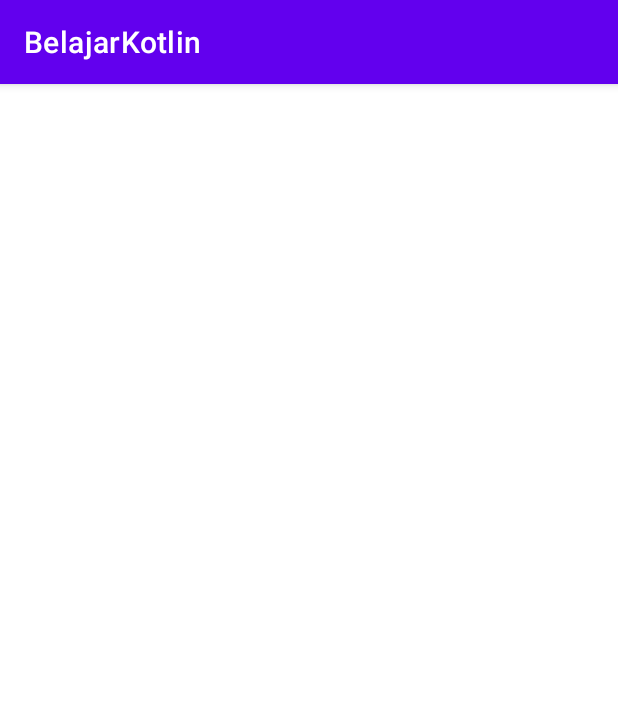
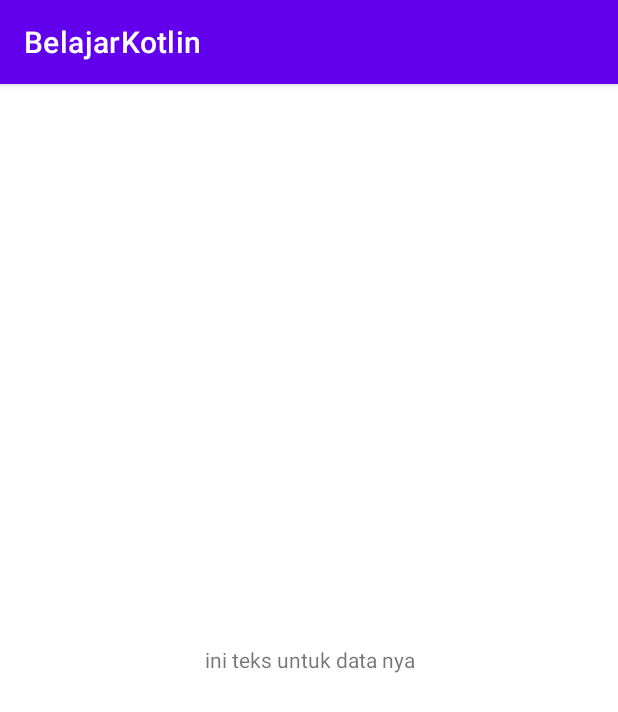
Before and after one commit to kevnrnldi/BelajarKotlinAplikasi, an Android app: the screen it shows after launch (SecondActivity), after a tap on "Masuk ke halaman 2", on a phone screen of 412 x 824 dp. Shown: the top 712 px of the screen. Run offline under Robolectric (Android 15) with nearby library versions, the phone set to English and light mode, and no system bars.

Commit message:
fragment

```diff
--- a/app/src/main/java/com/example/belajarkotlin/MainActivity.kt
+++ b/app/src/main/java/com/example/belajarkotlin/MainActivity.kt
@@ -20,7 +20,7 @@ import com.google.android.material.snackbar.Snackbar
 class MainActivity : AppCompatActivity() {
 
 
-    @SuppressLint("QueryPermissionsNeeded")
+    @SuppressLint("QueryPermissionsNeeded", "SuspiciousIndentation")
     override fun onCreate(savedInstanceState: Bundle?) {
         super.onCreate(savedInstanceState)
         enableEdgeToEdge()
--- a/app/src/main/java/com/example/belajarkotlin/SecondActivity.kt
+++ b/app/src/main/java/com/example/belajarkotlin/SecondActivity.kt
@@ -1,5 +1,6 @@
 package com.example.belajarkotlin
 
+import android.annotation.SuppressLint
 import android.os.Bundle
 import android.widget.TextView
 import android.widget.Toast
@@ -7,9 +8,16 @@ import androidx.activity.enableEdgeToEdge
 import androidx.appcompat.app.AppCompatActivity
 import androidx.core.view.ViewCompat
 import androidx.core.view.WindowInsetsCompat
+import com.example.belajarkotlin.fragment.FirstFragment
 
 class SecondActivity : AppCompatActivity() {
+
+    private var dataString : String = "ini teks untuk data nya"
+    @SuppressLint("CommitTransaction")
     override fun onCreate(savedInstanceState: Bundle?) {
+
+
+
         super.onCreate(savedInstanceState)
         enableEdgeToEdge()
         setContentView(R.layout.activity_second)
@@ -19,11 +27,18 @@ class SecondActivity : AppCompatActivity() {
             insets
         }
 
-        val ambilTeks: TextView = findViewById(R.id.teks)
-        if(intent.hasExtra("text")){
-            ambilTeks.text = intent.getStringExtra("text")
-        } else {
-            Toast.makeText( applicationContext,"Data tidak ada", Toast.LENGTH_SHORT).show()
-        }
+//        val ambilTeks: TextView = findViewById(R.id.teks)
+//        if(intent.hasExtra("text")){
+//            ambilTeks.text = intent.getStringExtra("text")
+//        } else {
+//            Toast.makeText( applicationContext,"Data tidak ada", Toast.LENGTH_SHORT).show()
+//        }
+//
+
+        val transaction = supportFragmentManager.beginTransaction()
+        val firstFragment = FirstFragment.sendData(dataString)
+
+        transaction.replace(R.id.testFragment, firstFragment)
+        transaction.commit()
     }
 }
--- /dev/null
+++ b/app/src/main/java/com/example/belajarkotlin/fragment/FirstFragment.kt
@@ -0,0 +1,50 @@
+package com.example.belajarkotlin.fragment
+
+import android.os.Bundle
+import androidx.fragment.app.Fragment
+import android.view.LayoutInflater
+import android.view.View
+import android.view.ViewGroup
+import android.widget.TextView
+import com.example.belajarkotlin.R
+
+class FirstFragment : Fragment() {
+        private var dataString: String? = null
+        private var text: TextView? = null
+    override fun onCreate(savedInstanceState: Bundle?) {
+        super.onCreate(savedInstanceState)
+        arguments?.let {
+        dataString = it.getString("data")
+        }
+    }
+
+    override fun onCreateView(
+        inflater: LayoutInflater, container: ViewGroup?,
+        savedInstanceState: Bundle?
+    ): View? {
+        // Inflate the layout for this fragment
+        return inflater.inflate(R.layout.fragment_first, container, false)
+    }
+
+
+    override fun onViewCreated(view: View, savedInstanceState: Bundle?) {
+        super.onViewCreated(view, savedInstanceState)
+        text = view.findViewById(R.id.teksFragment)
+    }
+
+
+    override fun onResume() {
+        super.onResume()
+        text?.text = dataString
+    }
+    companion object {
+
+        @JvmStatic
+        fun sendData(dataString: String) =
+            FirstFragment().apply {
+                arguments = Bundle().apply {
+            putString("data",dataString)
+                }
+            }
+    }
+}
--- a/app/src/main/res/layout/activity_second.xml
+++ b/app/src/main/res/layout/activity_second.xml
@@ -7,6 +7,7 @@
     android:layout_height="match_parent"
     tools:context=".SecondActivity">
 
+    <!--
     <TextView
         android:id="@+id/teks"
             android:layout_width="wrap_content"
@@ -19,5 +20,11 @@
 
 
         />
+    -->
+
+    <FrameLayout
+        android:layout_width="match_parent"
+        android:layout_height="match_parent"
+        android:id="@+id/testFragment"/>
 
 </androidx.constraintlayout.widget.ConstraintLayout>
--- /dev/null
+++ b/app/src/main/res/layout/fragment_first.xml
@@ -0,0 +1,17 @@
+<?xml version="1.0" encoding="utf-8"?>
+<RelativeLayout xmlns:android="http://schemas.android.com/apk/res/android"
+    xmlns:tools="http://schemas.android.com/tools"
+    android:layout_width="match_parent"
+    android:layout_height="match_parent"
+    tools:context=".fragment.FirstFragment">
+
+    <!-- TODO: Update blank fragment layout -->
+    <TextView
+        android:id="@+id/teksFragment"
+        android:layout_width="match_parent"
+        android:layout_height="wrap_content"
+        android:layout_centerVertical="true"
+        android:textAlignment="center"
+        android:text="@string/hello_blank_fragment" />
+
+</RelativeLayout>
--- a/app/src/main/res/values/strings.xml
+++ b/app/src/main/res/values/strings.xml
@@ -23,4 +23,6 @@
 
 \n\nQuisque aliquam felis est, sed pharetra nulla laoreet ac. Vestibulum nisl justo, pretium et tempus sagittis, vestibulum lacinia magna. Vivamus iaculis in massa ac ultrices. Proin id nunc et erat aliquet laoreet eget at leo. Vestibulum sit amet lorem aliquam, pulvinar nunc ac, rhoncus arcu. Vestibulum quis diam efficitur, facilisis est ut, tempor lacus. In venenatis euismod turpis, sit amet suscipit mauris ultricies nec. Class aptent taciti sociosqu ad litora torquent per conubia nostra, per inceptos himenaeos. Duis euismod magna eu tincidunt iaculis.
     </string>
+    <!-- TODO: Remove or change this placeholder text -->
+    <string name="hello_blank_fragment">Hello blank fragment</string>
 </resources>
```
